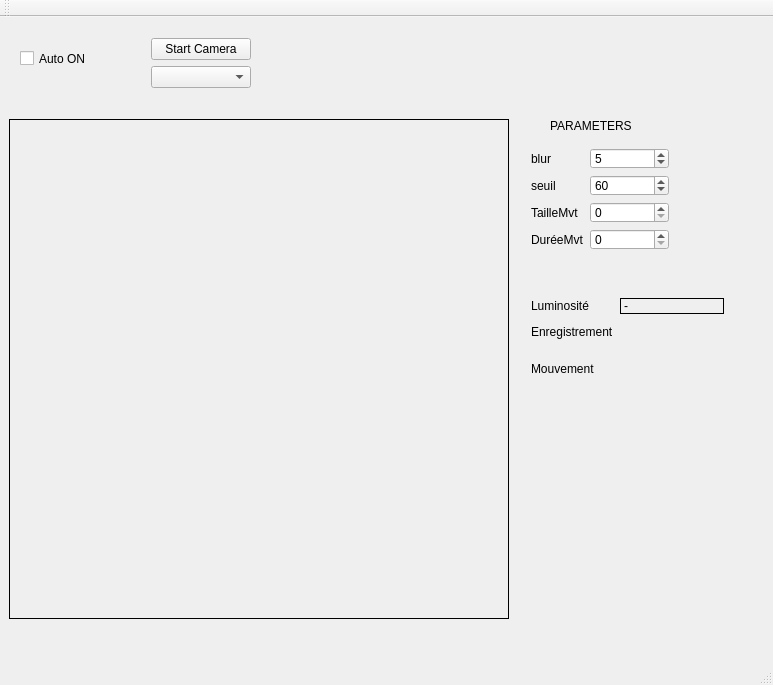
Above: mainfenetre.ui from BichonCby/CamProj before the change. Below: the same form after it.
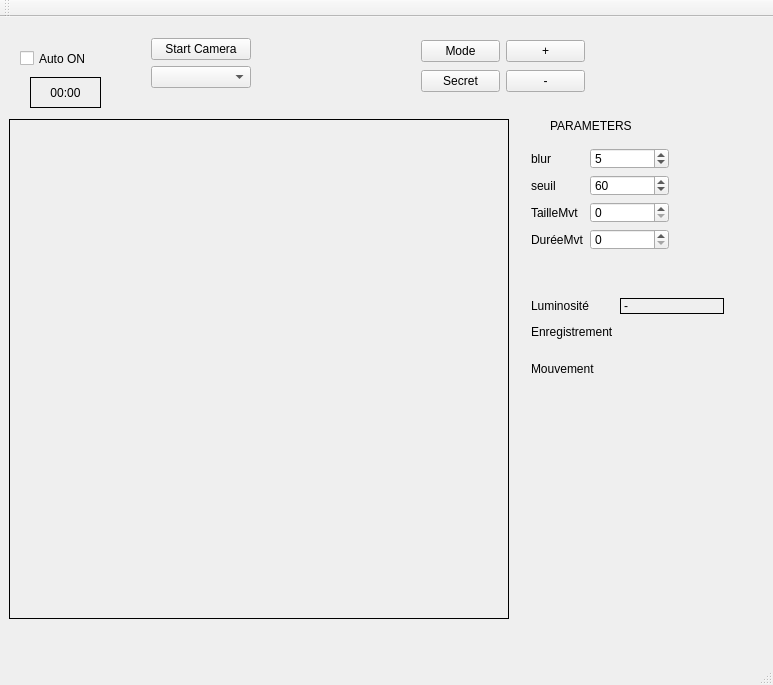
That is the form after the change. Custom widgets are drawn as their Qt base class.

```diff
--- a/mainfenetre.ui
+++ b/mainfenetre.ui
@@ -268,6 +268,136 @@
      <string>Auto ON</string>
     </property>
    </widget>
+   <widget class="QWidget" name="gridLayoutWidget">
+    <property name="geometry">
+     <rect>
+      <x>410</x>
+      <y>10</y>
+      <width>186</width>
+      <height>80</height>
+     </rect>
+    </property>
+    <layout class="QGridLayout" name="gridLayout">
+     <item row="1" column="0">
+      <widget class="QPushButton" name="Secret_button">
+       <property name="text">
+        <string>Secret</string>
+       </property>
+      </widget>
+     </item>
+     <item row="0" column="0">
+      <widget class="QPushButton" name="Mode_button">
+       <property name="text">
+        <string>Mode</string>
+       </property>
+      </widget>
+     </item>
+     <item row="0" column="1">
+      <widget class="QPushButton" name="Plus_button">
+       <property name="text">
+        <string>+</string>
+       </property>
+      </widget>
+     </item>
+     <item row="1" column="1">
+      <widget class="QPushButton" name="Minus_button">
+       <property name="text">
+        <string>-</string>
+       </property>
+      </widget>
+     </item>
+    </layout>
+   </widget>
+   <widget class="QWidget" name="formLayoutWidget_4">
+    <property name="geometry">
+     <rect>
+      <x>610</x>
+      <y>10</y>
+      <width>160</width>
+      <height>80</height>
+     </rect>
+    </property>
+    <layout class="QFormLayout" name="formLayout_4">
+     <item row="0" column="0">
+      <widget class="QLed" name="Active_led" native="true">
+       <property name="minimumSize">
+        <size>
+         <width>31</width>
+         <height>31</height>
+        </size>
+       </property>
+       <property name="maximumSize">
+        <size>
+         <width>31</width>
+         <height>31</height>
+        </size>
+       </property>
+       <property name="toolTip">
+        <string>Binary Led</string>
+       </property>
+       <property name="whatsThis">
+        <string>Led widget</string>
+       </property>
+       <property name="value" stdset="0">
+        <bool>false</bool>
+       </property>
+      </widget>
+     </item>
+     <item row="1" column="0">
+      <widget class="QLed" name="Alarm_led" native="true">
+       <property name="minimumSize">
+        <size>
+         <width>31</width>
+         <height>31</height>
+        </size>
+       </property>
+       <property name="maximumSize">
+        <size>
+         <width>31</width>
+         <height>31</height>
+        </size>
+       </property>
+       <property name="toolTip">
+        <string>Binary Led</string>
+       </property>
+       <property name="whatsThis">
+        <string>Led widget</string>
+       </property>
+       <property name="value" stdset="0">
+        <bool>false</bool>
+       </property>
+      </widget>
+     </item>
+    </layout>
+   </widget>
+   <widget class="QLabel" name="Time_display">
+    <property name="enabled">
+     <bool>true</bool>
+    </property>
+    <property name="geometry">
+     <rect>
+      <x>30</x>
+      <y>60</y>
+      <width>71</width>
+      <height>31</height>
+     </rect>
+    </property>
+    <property name="frameShape">
+     <enum>QFrame::Box</enum>
+    </property>
+    <property name="frameShadow">
+     <enum>QFrame::Plain</enum>
+    </property>
+    <property name="text">
+     <string>00:00</string>
+    </property>
+    <property name="alignment">
+     <set>Qt::AlignCenter</set>
+    </property>
+    <property name="wordWrap">
+     <bool>false</bool>
+    </property>
+   </widget>
   </widget>
   <widget class="QMenuBar" name="menuBar">
    <property name="geometry">
```
